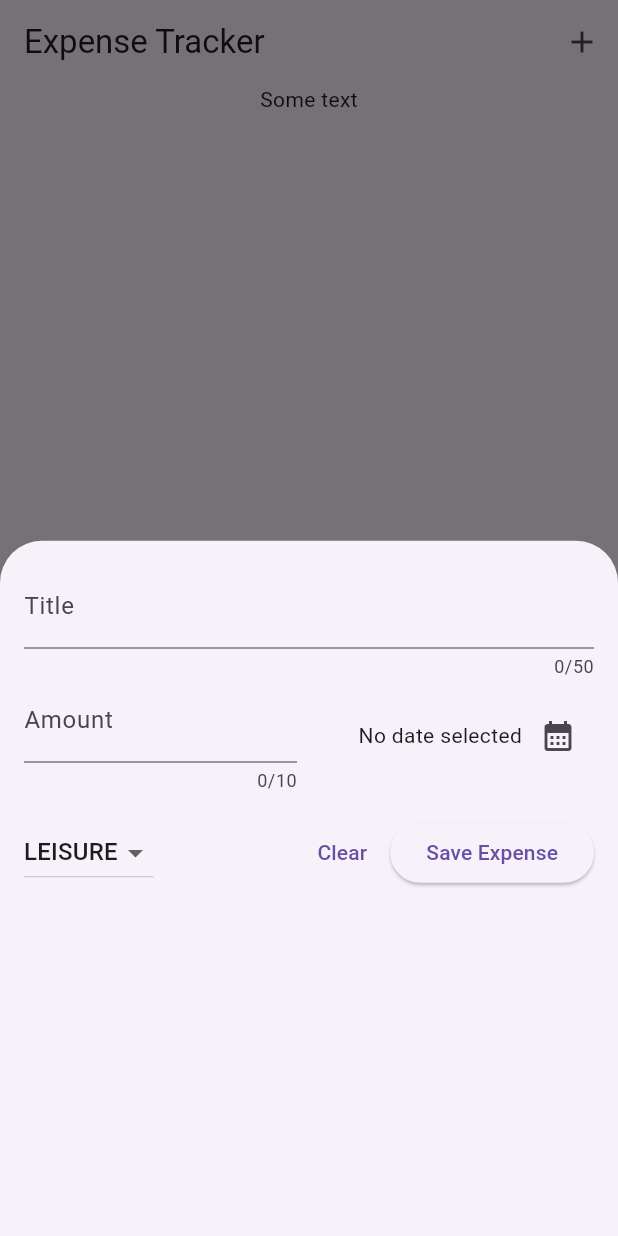
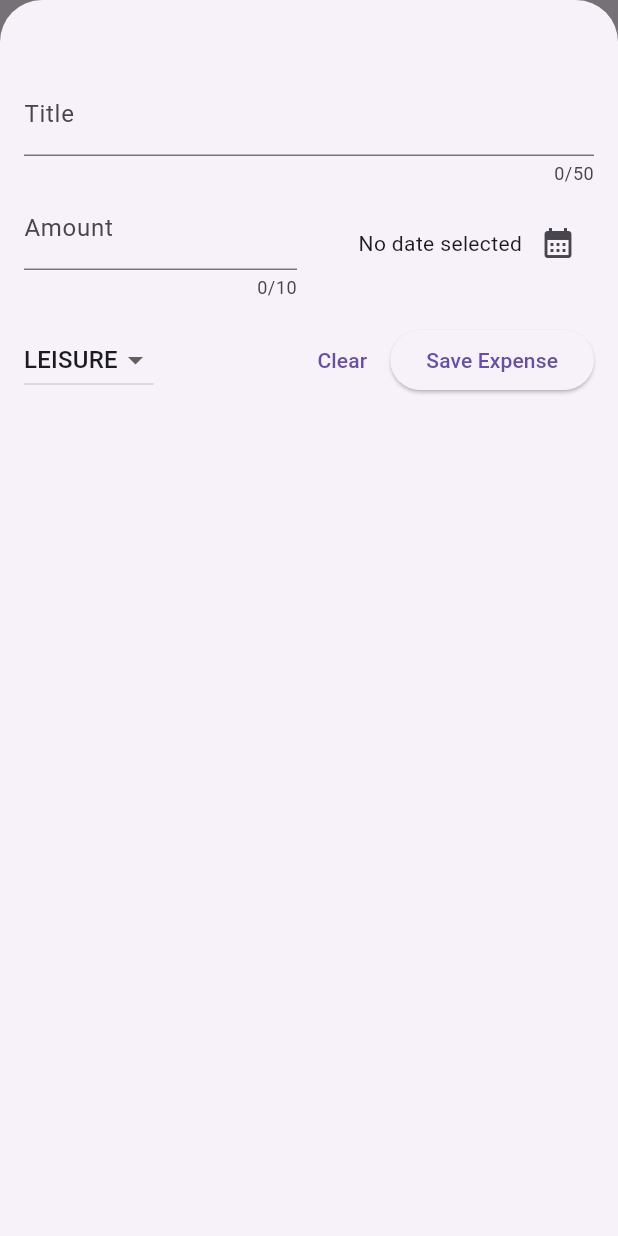
Before and after one commit to DmitrySergienko/expenses_tracker, a Flutter app: the screen it shows after launch, after a tap on the "add" icon, on a phone screen of 412 x 824 dp. Run offline on Flutter 3.47's test engine with Material 2 defaults, Android fonts, the phone set to English and light mode, and no system bars.

Commit message:
small upd

```diff
--- a/lib/widgets/expenses.dart
+++ b/lib/widgets/expenses.dart
@@ -18,6 +18,7 @@ class _ExpensesState extends State<Expenses> {
 
   void _onActionPressed() {
     showModalBottomSheet(
+      isScrollControlled: true, //to ocupade full screen
       context: context,
       builder: (cxt) => NewExpense(
         onSave: (newExpense) {
--- a/lib/widgets/new_expense.dart
+++ b/lib/widgets/new_expense.dart
@@ -91,7 +91,7 @@ class _NewExpenseState extends State<NewExpense> {
   @override
   Widget build(context) {
     return Padding(
-      padding: const EdgeInsets.all(16),
+      padding: const EdgeInsets.fromLTRB(16, 48, 16, 16),
       child: Column(
         children: [
           TextField(
```
